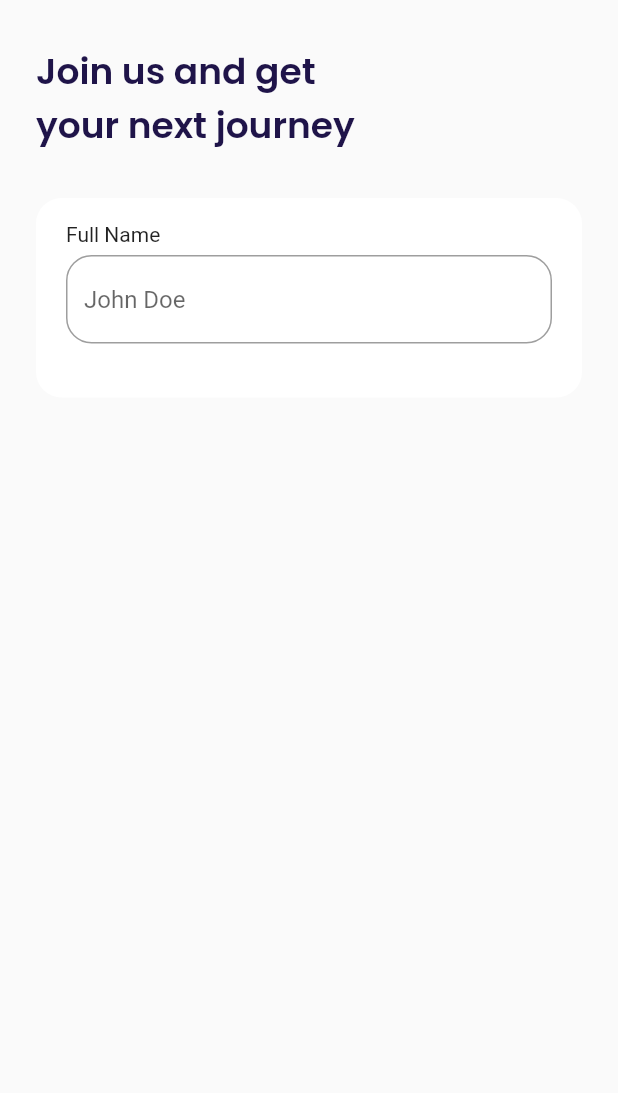
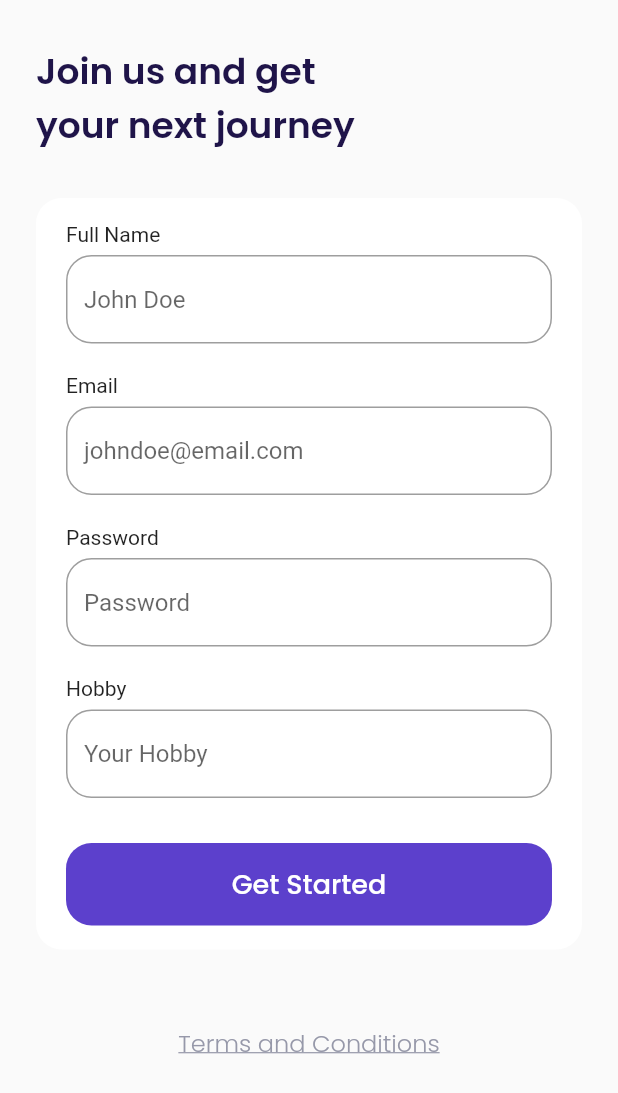
Before and after one commit to renaldhif/airplane_app_bwa, a Flutter app: the SignUpPage screen opened by its route, on a phone screen of 412 x 824 dp. Shown: the top 1093 px of the screen. Run offline on Flutter 3.47's test engine with Material 2 defaults, Android fonts, the light colour scheme and no system bars; our stand-ins replace google_fonts.

Commit message:
sign up page done

```diff
--- a/lib/ui/pages/sign_up_page.dart
+++ b/lib/ui/pages/sign_up_page.dart
@@ -19,9 +19,8 @@ class SignUpPage extends StatelessWidget {
 
     // Input Section Widget
     Widget inputSection() {
-
-      // Email Widget
-      Widget emailInput() {
+      // Full Name Widget
+      Widget nameInput() {
         return Container(
           margin: const EdgeInsets.only(bottom: 20),
           child: Column(
@@ -38,14 +37,112 @@ class SignUpPage extends StatelessWidget {
                     ),
                     focusedBorder: OutlineInputBorder(
                         borderRadius: BorderRadius.circular(defaultRadius),
-                    borderSide: BorderSide(color: kPrimaryColor)
-                  )
+                        borderSide: BorderSide(color: kPrimaryColor))),
               ),
+            ],
+          ),
+        );
+      } // nameInput
+
+      // Email Widget
+      Widget emailInput() {
+        return Container(
+          margin: const EdgeInsets.only(bottom: 20),
+          child: Column(
+            crossAxisAlignment: CrossAxisAlignment.start,
+            children: [
+              const Text('Email'),
+              const SizedBox(height: 6),
+              TextFormField(
+                cursorColor: kBlackColor,
+                decoration: InputDecoration(
+                    hintText: 'johndoe@email.com',
+                    border: OutlineInputBorder(
+                      borderRadius: BorderRadius.circular(defaultRadius),
+                    ),
+                    focusedBorder: OutlineInputBorder(
+                        borderRadius: BorderRadius.circular(defaultRadius),
+                        borderSide: BorderSide(color: kPrimaryColor))),
               ),
             ],
           ),
         );
       } // emailInput
+
+      // Password Widget
+      Widget passwordInput() {
+        return Container(
+          margin: const EdgeInsets.only(bottom: 20),
+          child: Column(
+            crossAxisAlignment: CrossAxisAlignment.start,
+            children: [
+              const Text('Password'),
+              const SizedBox(height: 6),
+              TextFormField(
+                obscureText: true,
+                cursorColor: kBlackColor,
+                decoration: InputDecoration(
+                    hintText: 'Password',
+                    border: OutlineInputBorder(
+                      borderRadius: BorderRadius.circular(defaultRadius),
+                    ),
+                    focusedBorder: OutlineInputBorder(
+                        borderRadius: BorderRadius.circular(defaultRadius),
+                        borderSide: BorderSide(color: kPrimaryColor))),
+              ),
+            ],
+          ),
+        );
+      } // passwordInput
+
+      // Hobby Widget
+      Widget hobbyInput() {
+        return Container(
+          margin: const EdgeInsets.only(bottom: 30),
+          child: Column(
+            crossAxisAlignment: CrossAxisAlignment.start,
+            children: [
+              const Text('Hobby'),
+              const SizedBox(height: 6),
+              TextFormField(
+                cursorColor: kBlackColor,
+                decoration: InputDecoration(
+                    hintText: 'Your Hobby',
+                    border: OutlineInputBorder(
+                      borderRadius: BorderRadius.circular(defaultRadius),
+                    ),
+                    focusedBorder: OutlineInputBorder(
+                        borderRadius: BorderRadius.circular(defaultRadius),
+                        borderSide: BorderSide(color: kPrimaryColor))),
+              ),
+            ],
+          ),
+        );
+      } // hobbyInput
+
+      // Submit Button Widget
+      Widget submitButton() {
+        return Container(
+          width: double.infinity,
+          height: 55,
+          child: TextButton(
+            onPressed: () {},
+            style: TextButton.styleFrom(
+              backgroundColor: kPrimaryColor,
+              shape: RoundedRectangleBorder(
+                borderRadius: BorderRadius.circular(defaultRadius),
+              ),
+            ),
+            child: Text(
+              'Get Started',
+              style: whiteTextStyle.copyWith(
+                fontSize: 18,
+                fontWeight: medium,
+              ),
+            ),
+          ),
+        );
+      }
 
       return Container(
         margin: const EdgeInsets.only(top: 30),
@@ -58,7 +155,33 @@ class SignUpPage extends StatelessWidget {
           borderRadius: BorderRadius.circular(defaultRadius),
         ),
         child: Column(
-          children: [emailInput()],
+          children: [
+            nameInput(),
+            emailInput(),
+            passwordInput(),
+            hobbyInput(),
+            submitButton(),
+          ],
+        ),
+      );
+    }
+
+    // TnC Widget
+
+    Widget tncButton() {
+      return Container(
+        alignment: Alignment.center,
+        margin: const EdgeInsets.only(
+          top: 50,
+          bottom: 73,
+        ),
+        child: Text(
+          'Terms and Conditions',
+          style: greyTextStyle.copyWith(
+            fontSize: 16,
+            fontWeight: light,
+            decoration: TextDecoration.underline,
+          ),
         ),
       );
     }
@@ -73,6 +196,7 @@ class SignUpPage extends StatelessWidget {
           children: [
             title(),
             inputSection(),
+            tncButton()
           ],
         ),
       ),
```
Lines whose indentation alone changed are shown as unchanged.
